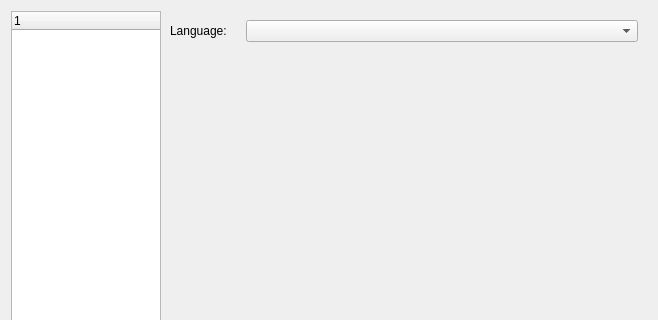
Above: src/xamp/preferencedialog.ui from billlin0904/xamp2 before the change; both pictures show x 0 to 658 and y 0 to 320 of the 658 by 569 pixel window. Below: the same form after it.
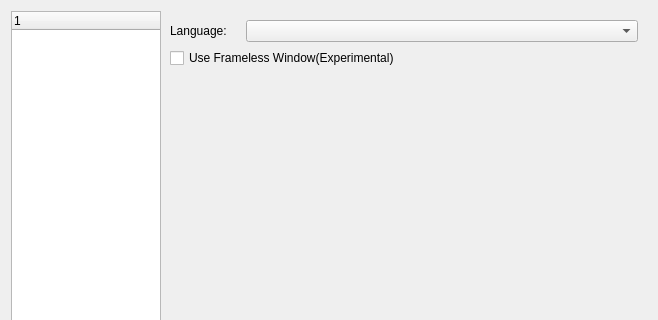
That is the form after the change.

Patch:
```diff
--- a/src/xamp/preferencedialog.ui
+++ b/src/xamp/preferencedialog.ui
@@ -95,6 +95,13 @@
            </item>
           </layout>
          </item>
+         <item>
+          <widget class="QCheckBox" name="enableFramelessWindowCheckBox">
+           <property name="text">
+            <string>Use Frameless Window(Experimental)</string>
+           </property>
+          </widget>
+         </item>
          <item>
           <spacer name="verticalSpacer">
            <property name="orientation">
```
